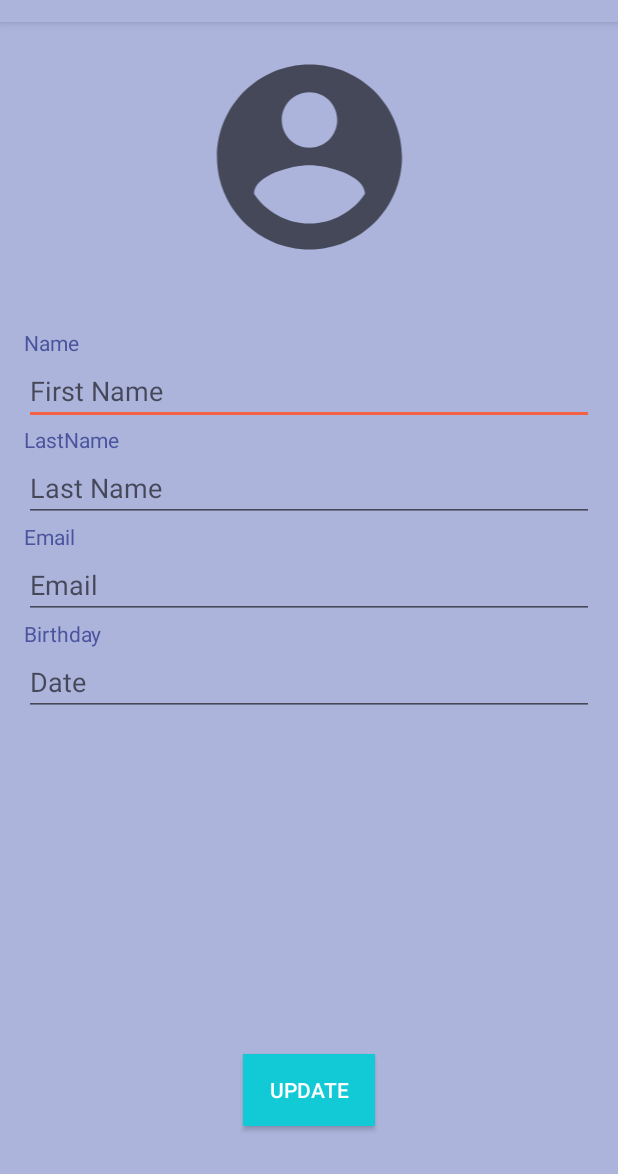
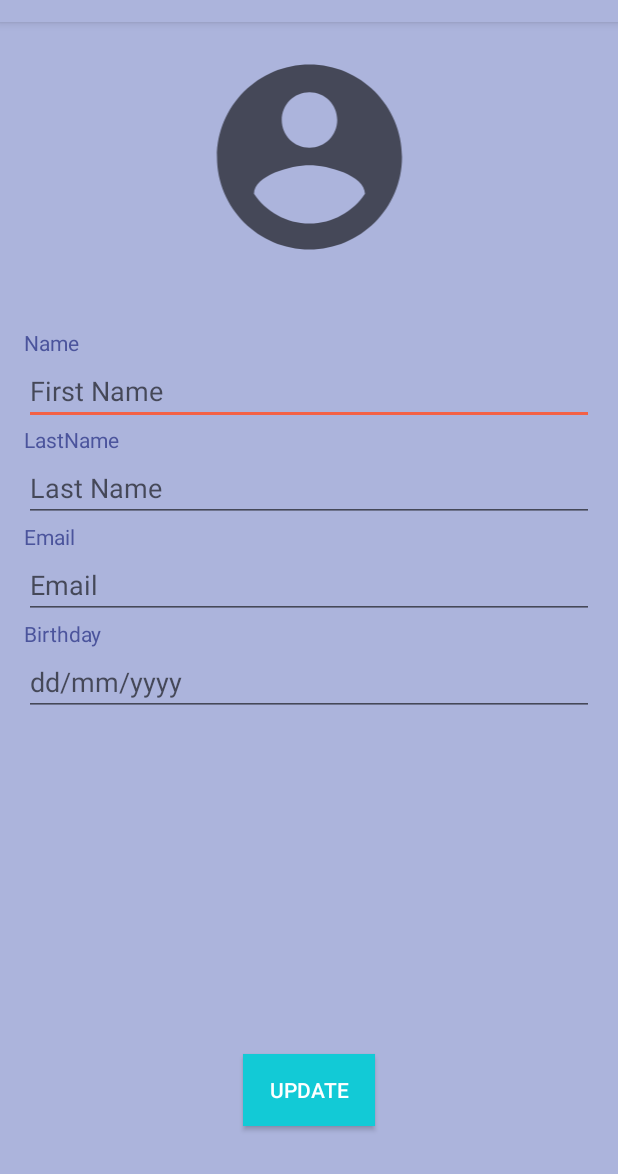
Before and after one commit to ryukens/YourTicketApp, an Android app: the fragment PerfilFragment shown on its own in the app's theme, on a phone screen of 412 x 824 dp, the part 62-1236 px from its top. Run offline under Robolectric (Android 15) with nearby library versions, the phone set to English and light mode, and no system bars; our stand-ins replace AdMob, Firebase (no records; nobody signed in at launch, a user with empty details on screens opened directly), navigation-ui; Roboto replaces fonts that are not available here; 1 statement that could not run was skipped.

Commit message:
format date en registro

```diff
--- a/app/src/main/res/layout/fragment_perfil.xml
+++ b/app/src/main/res/layout/fragment_perfil.xml
@@ -110,15 +110,19 @@
         app:layout_constraintTop_toBottomOf="@+id/editTextTextPersonName7" />
 
     <EditText
-        android:id="@+id/editTextTextPersonName8"
+        android:id="@+id/editTextDate"
         android:layout_width="0dp"
         android:layout_height="wrap_content"
         android:ems="10"
-        android:hint="Date"
+        android:hint="dd/mm/yyyy"
         android:inputType="date"
         app:layout_constraintEnd_toEndOf="@+id/textView_birthday"
         app:layout_constraintStart_toStartOf="@+id/textView_birthday"
-        app:layout_constraintTop_toBottomOf="@+id/textView_birthday" />
+        app:layout_constraintTop_toBottomOf="@+id/textView_birthday"
+        android:focusable="false"
+        android:clickable="true"
+        android:maxLines="1"
+        />
 
     <Button
         android:id="@+id/buttonUpdate"
```
Also changed, not shown: app/src/main/java/com/moralesjuan/yourticketapp/PerfilFragment.kt (+24 -2 lines).
